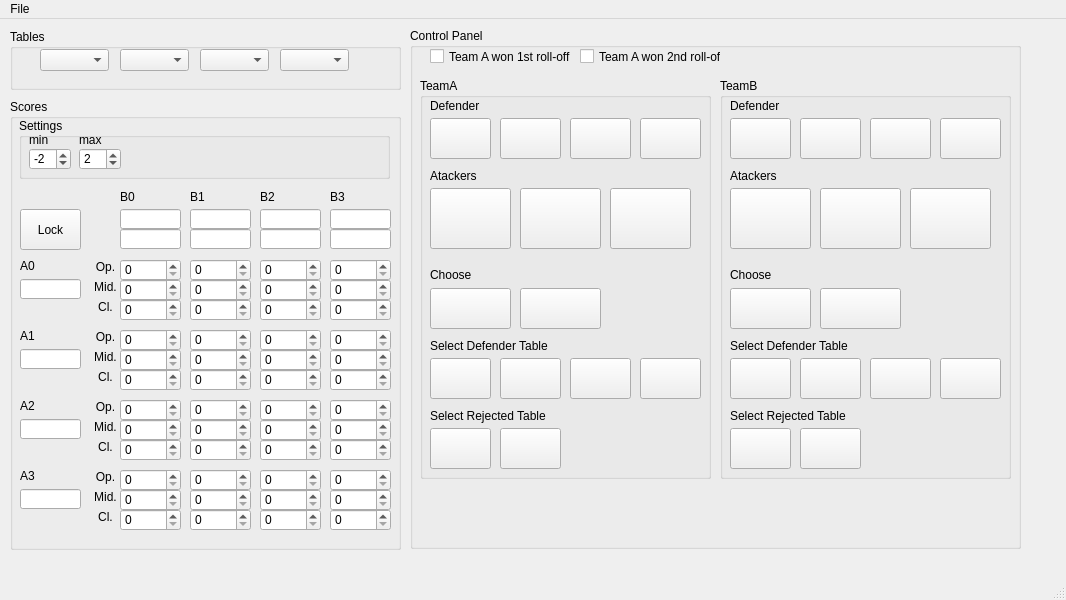
Old version of the form pairing/QT/Pairing4Desktop/mainwindow.ui in the repository MoscowskyAnton/adeptus_calculatus.
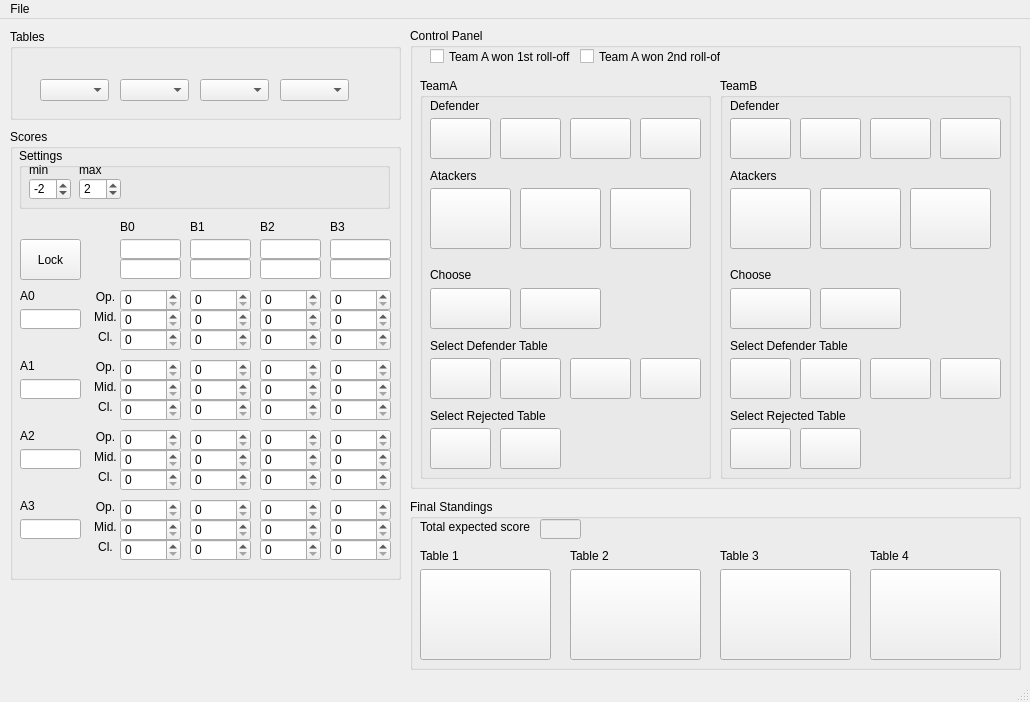
New version of the form.

Commit message: basic functioinality done

Patch:
```diff
--- a/pairing/QT/Pairing4Desktop/mainwindow.ui
+++ b/pairing/QT/Pairing4Desktop/mainwindow.ui
@@ -6,8 +6,8 @@
    <rect>
     <x>0</x>
     <y>0</y>
-    <width>1066</width>
-    <height>600</height>
+    <width>1030</width>
+    <height>702</height>
    </rect>
   </property>
   <property name="windowTitle">
@@ -18,7 +18,7 @@
     <property name="geometry">
      <rect>
       <x>10</x>
-      <y>80</y>
+      <y>110</y>
       <width>391</width>
       <height>451</height>
      </rect>
@@ -1013,7 +1013,7 @@
       <x>10</x>
       <y>10</y>
       <width>391</width>
-      <height>61</height>
+      <height>91</height>
      </rect>
     </property>
     <property name="title">
@@ -1023,7 +1023,7 @@
      <property name="geometry">
       <rect>
        <x>30</x>
-       <y>20</y>
+       <y>50</y>
        <width>69</width>
        <height>22</height>
       </rect>
@@ -1033,7 +1033,7 @@
      <property name="geometry">
       <rect>
        <x>110</x>
-       <y>20</y>
+       <y>50</y>
        <width>69</width>
        <height>22</height>
       </rect>
@@ -1043,7 +1043,7 @@
      <property name="geometry">
       <rect>
        <x>190</x>
-       <y>20</y>
+       <y>50</y>
        <width>69</width>
        <height>22</height>
       </rect>
@@ -1053,7 +1053,7 @@
      <property name="geometry">
       <rect>
        <x>270</x>
-       <y>20</y>
+       <y>50</y>
        <width>69</width>
        <height>22</height>
       </rect>
@@ -1066,7 +1066,7 @@
       <x>410</x>
       <y>9</y>
       <width>611</width>
-      <height>521</height>
+      <height>461</height>
      </rect>
     </property>
     <property name="title">
@@ -1645,13 +1645,156 @@
      </widget>
     </widget>
    </widget>
+   <widget class="QGroupBox" name="groupBox_7">
+    <property name="geometry">
+     <rect>
+      <x>410</x>
+      <y>480</y>
+      <width>611</width>
+      <height>171</height>
+     </rect>
+    </property>
+    <property name="title">
+     <string>Final Standings</string>
+    </property>
+    <widget class="QPushButton" name="pb_final0">
+     <property name="geometry">
+      <rect>
+       <x>10</x>
+       <y>70</y>
+       <width>131</width>
+       <height>91</height>
+      </rect>
+     </property>
+     <property name="text">
+      <string/>
+     </property>
+    </widget>
+    <widget class="QPushButton" name="pb_final1">
+     <property name="geometry">
+      <rect>
+       <x>160</x>
+       <y>70</y>
+       <width>131</width>
+       <height>91</height>
+      </rect>
+     </property>
+     <property name="text">
+      <string/>
+     </property>
+    </widget>
+    <widget class="QPushButton" name="pb_final2">
+     <property name="geometry">
+      <rect>
+       <x>310</x>
+       <y>70</y>
+       <width>131</width>
+       <height>91</height>
+      </rect>
+     </property>
+     <property name="text">
+      <string/>
+     </property>
+    </widget>
+    <widget class="QPushButton" name="pb_final3">
+     <property name="geometry">
+      <rect>
+       <x>460</x>
+       <y>70</y>
+       <width>131</width>
+       <height>91</height>
+      </rect>
+     </property>
+     <property name="text">
+      <string/>
+     </property>
+    </widget>
+    <widget class="QLabel" name="l_final0">
+     <property name="geometry">
+      <rect>
+       <x>10</x>
+       <y>50</y>
+       <width>47</width>
+       <height>13</height>
+      </rect>
+     </property>
+     <property name="text">
+      <string>Table 1</string>
+     </property>
+    </widget>
+    <widget class="QLabel" name="l_final1">
+     <property name="geometry">
+      <rect>
+       <x>160</x>
+       <y>50</y>
+       <width>47</width>
+       <height>13</height>
+      </rect>
+     </property>
+     <property name="text">
+      <string>Table 2</string>
+     </property>
+    </widget>
+    <widget class="QLabel" name="l_final2">
+     <property name="geometry">
+      <rect>
+       <x>310</x>
+       <y>50</y>
+       <width>47</width>
+       <height>13</height>
+      </rect>
+     </property>
+     <property name="text">
+      <string>Table 3</string>
+     </property>
+    </widget>
+    <widget class="QLabel" name="l_final3">
+     <property name="geometry">
+      <rect>
+       <x>460</x>
+       <y>50</y>
+       <width>47</width>
+       <height>13</height>
+      </rect>
+     </property>
+     <property name="text">
+      <string>Table 4</string>
+     </property>
+    </widget>
+    <widget class="QLabel" name="l_total_score">
+     <property name="geometry">
+      <rect>
+       <x>10</x>
+       <y>20</y>
+       <width>111</width>
+       <height>16</height>
+      </rect>
+     </property>
+     <property name="text">
+      <string>Total expected score:</string>
+     </property>
+    </widget>
+    <widget class="QLineEdit" name="le_final_score">
+     <property name="enabled">
+      <bool>false</bool>
+     </property>
+     <property name="geometry">
+      <rect>
+       <x>130</x>
+       <y>20</y>
+       <width>41</width>
+       <height>20</height>
+      </rect>
+     </property>
+    </widget>
+   </widget>
   </widget>
   <widget class="QMenuBar" name="menubar">
    <property name="geometry">
     <rect>
      <x>0</x>
      <y>0</y>
-     <width>1066</width>
+     <width>1030</width>
      <height>21</height>
     </rect>
    </property>
```
The commit also changes 2 other files.
